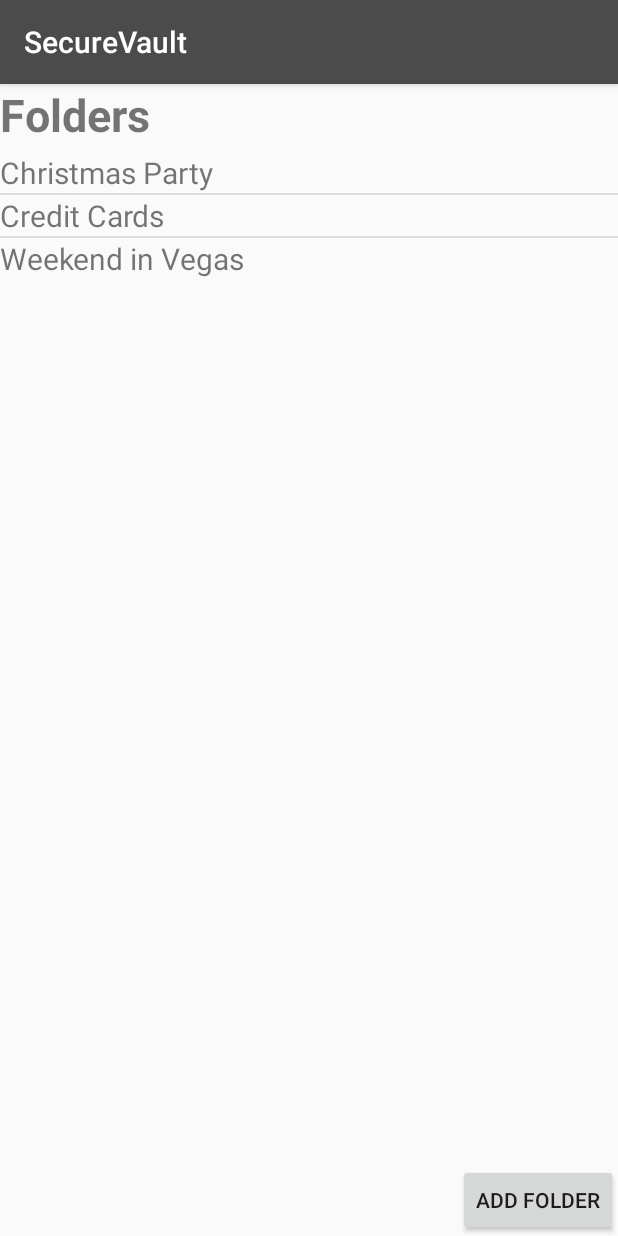
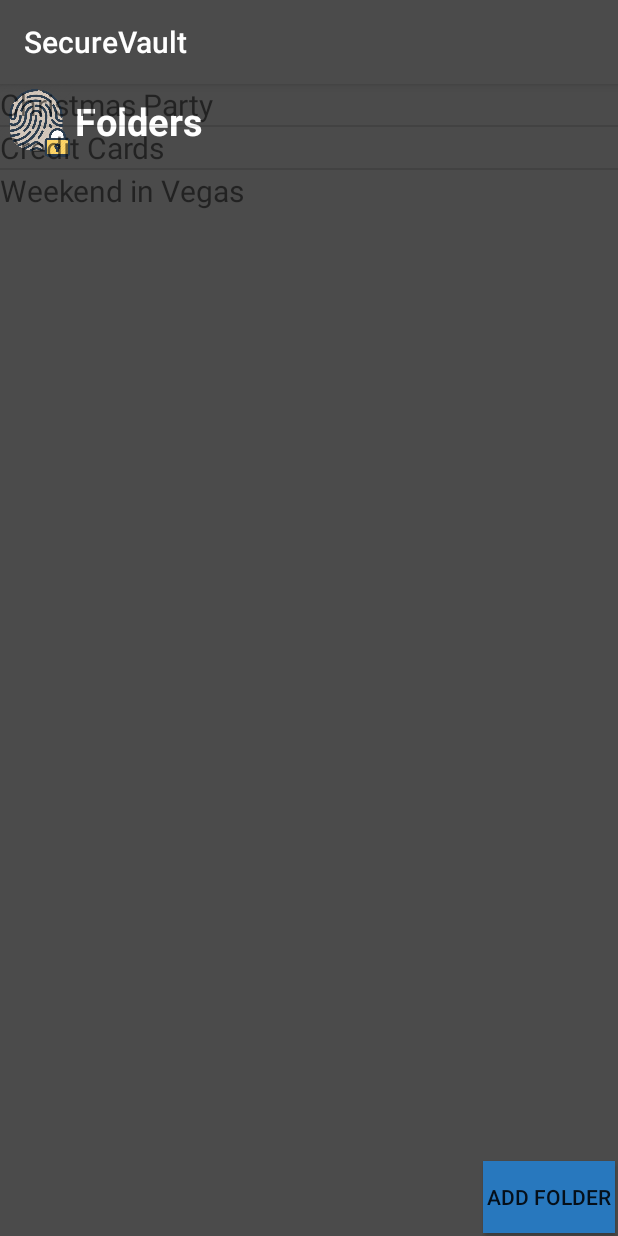
Before and after one commit to Kapish630/SecureVault, an Android app: the MainActivity screen opened directly, with no data from a screen before it, on a phone screen of 412 x 824 dp. Run offline under Robolectric (Android 15) with nearby library versions, the phone set to English and light mode, and no system bars.

Commit message:
Changes to Main Activity Layout

```diff
--- a/app/src/main/java/com/example/kapis/securevault/MainActivity.java
+++ b/app/src/main/java/com/example/kapis/securevault/MainActivity.java
@@ -34,7 +34,7 @@ public class MainActivity extends AppCompatActivity {
 
         lstClasses=new ArrayList<String>(Arrays.asList(mClasses));
 
-        mTv=(TextView)findViewById(R.id.tv1);
+        mTv=(TextView)findViewById(R.id.foldersHeader);
         mLinearLayout=(LinearLayout)findViewById(R.id.linear);
 
         mBtn = new Button(this);
--- a/app/src/main/res/layout/activity_main.xml
+++ b/app/src/main/res/layout/activity_main.xml
@@ -1,22 +1,35 @@
 <?xml version="1.0" encoding="utf-8"?>
-<RelativeLayout xmlns:android="http://schemas.android.com/apk/res/android"
+<android.support.constraint.ConstraintLayout
+    xmlns:android="http://schemas.android.com/apk/res/android"
     xmlns:app="http://schemas.android.com/apk/res-auto"
     xmlns:tools="http://schemas.android.com/tools"
     android:id="@+id/main_layout_id"
     android:layout_width="match_parent"
     android:layout_height="match_parent"
+    android:background="@color/colorPrimary"
     >
 
+    <ImageView
+        android:id="@+id/logo"
+        android:layout_width="50sp"
+        android:layout_height="50sp"
+
+        android:src="@drawable/logo"
+        app:layout_constraintLeft_toLeftOf="parent"
+        app:layout_constraintStart_toStartOf="parent"
+        app:layout_constraintTop_toTopOf="parent" />
 
     <TextView
-        android:id="@+id/tv1"
-        android:layout_width="111dp"
-        android:layout_height="45dp"
-        android:text="Folders"
+        android:id="@+id/foldersHeader"
+        android:layout_width="0dp"
+        android:layout_height="50sp"
+        android:text="@string/folders_text"
+        android:textColor="@color/colorWhite"
+        android:textSize="25sp"
         android:textStyle="bold"
-        android:textSize="30dp"
-        app:layout_constraintBottom_toBottomOf="parent"
-        app:layout_constraintLeft_toLeftOf="parent"
+        android:gravity="center_vertical"
+        app:layout_constraintHorizontal_bias="0.694"
+        app:layout_constraintLeft_toRightOf="@id/logo"
         app:layout_constraintRight_toRightOf="parent"
         app:layout_constraintTop_toTopOf="parent" />
 
@@ -24,7 +37,7 @@
         android:id="@+id/linear"
         android:layout_width="match_parent"
         android:layout_height="wrap_content"
-        android:layout_below="@+id/tv1"
+        android:layout_below="@+id/foldersHeader"
         android:layout_alignParentStart="true"
         android:orientation="vertical">
 
@@ -36,9 +49,12 @@
         android:layout_height="wrap_content"
         android:layout_alignParentEnd="true"
         android:layout_alignParentBottom="true"
-        android:layout_marginEnd="0dp"
-        android:layout_marginBottom="0dp"
-        android:text="ADD FOLDER" />
+        android:layout_marginEnd="2dp"
+        android:layout_marginBottom="2dp"
+        android:background="@color/colorBlue"
+        android:text="@string/add_folder"
+        app:layout_constraintBottom_toBottomOf="parent"
+        app:layout_constraintEnd_toEndOf="parent" />
 
 
-</RelativeLayout>
+</android.support.constraint.ConstraintLayout>
--- a/app/src/main/res/values/strings.xml
+++ b/app/src/main/res/values/strings.xml
@@ -24,6 +24,8 @@
     <string name="fullName">Full Name:</string>
     <string name="forgotPasswordMessage">Please enter your email address and we will send you your password at the specified email.</string>
     <string name="forgotPasswordButton">Confirm</string>
+    <string name="folders_text">Folders</string>
+    <string name="add_folder">ADD FOLDER</string>
 
 
     <string-array name="fsc_bcs_classes">
```
Also changed, not shown: app/src/main/res/layout/activity_forgot_password.xml (+14 -17 lines).
